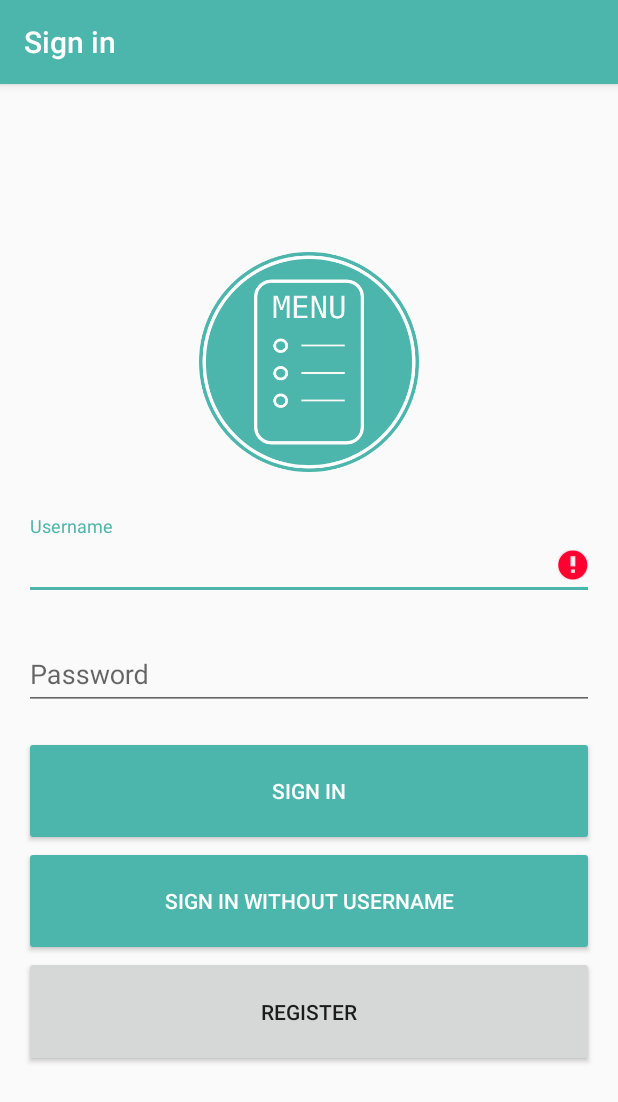
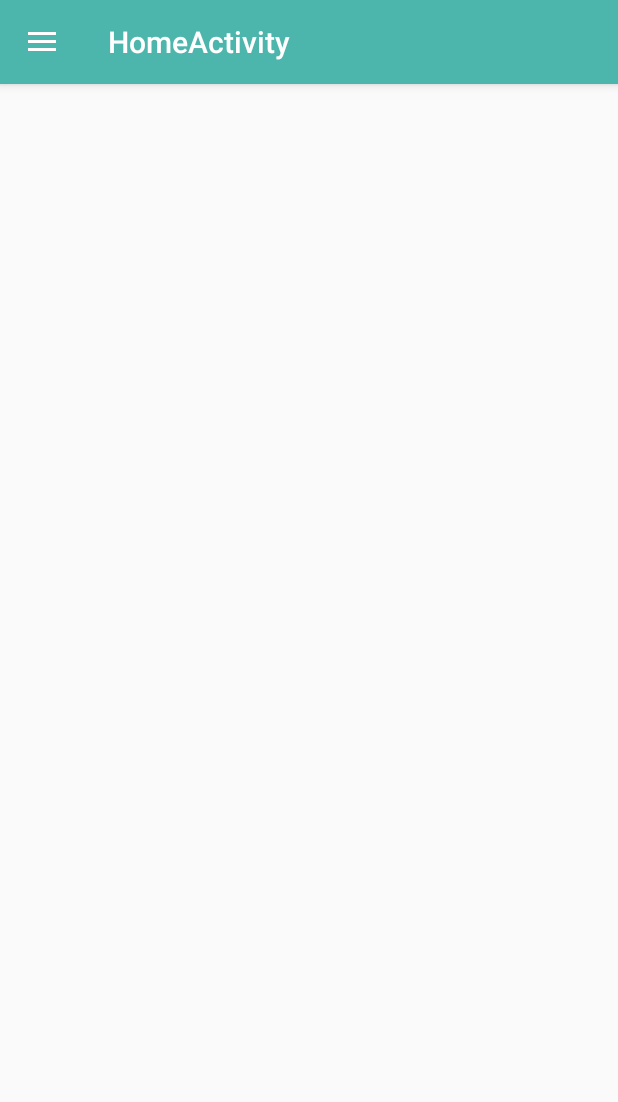
Before and after one commit to MenuFinder/AndroidClient, an Android app: the LoginActivity screen opened directly, with no data from a screen before it, after a tap on "SIGN IN WITHOUT USERNAME", on a phone screen of 412 x 824 dp. Shown: the top 1102 px of the screen. Run offline under Robolectric (Android 15) with nearby library versions, the phone set to English and light mode, and no system bars; 1 other tap on this screen came first.

Commit message:
Added HomeActivity

```diff
--- /dev/null
+++ b/app/src/main/java/cat/udl/menufinder/activities/HomeActivity.java
@@ -0,0 +1,61 @@
+package cat.udl.menufinder.activities;
+
+import android.content.Intent;
+import android.os.Bundle;
+import android.support.design.widget.NavigationView;
+import android.support.v4.view.GravityCompat;
+import android.support.v4.widget.DrawerLayout;
+import android.support.v7.app.ActionBarDrawerToggle;
+import android.support.v7.widget.Toolbar;
+import android.view.MenuItem;
+
+import cat.udl.menufinder.R;
+import cat.udl.menufinder.application.MasterActivity;
+
+public class HomeActivity extends MasterActivity
+        implements NavigationView.OnNavigationItemSelectedListener {
+
+    @Override
+    protected void onCreate(Bundle savedInstanceState) {
+        super.onCreate(savedInstanceState);
+        setContentView(R.layout.activity_home);
+        Toolbar toolbar = (Toolbar) findViewById(R.id.toolbar);
+        setSupportActionBar(toolbar);
+
+        DrawerLayout drawer = (DrawerLayout) findViewById(R.id.drawer_layout);
+        ActionBarDrawerToggle toggle = new ActionBarDrawerToggle(
+                this, drawer, toolbar, R.string.navigation_drawer_open, R.string.navigation_drawer_close);
+        drawer.addDrawerListener(toggle);
+        toggle.syncState();
+
+        NavigationView navigationView = (NavigationView) findViewById(R.id.nav_view);
+        navigationView.setNavigationItemSelectedListener(this);
+    }
+
+    @Override
+    public void onBackPressed() {
+        DrawerLayout drawer = (DrawerLayout) findViewById(R.id.drawer_layout);
+        if (drawer.isDrawerOpen(GravityCompat.START)) {
+            drawer.closeDrawer(GravityCompat.START);
+        } else {
+            super.onBackPressed();
+        }
+    }
+
+    @SuppressWarnings("StatementWithEmptyBody")
+    @Override
+    public boolean onNavigationItemSelected(MenuItem item) {
+        navigate(item.getItemId());
+        DrawerLayout drawer = (DrawerLayout) findViewById(R.id.drawer_layout);
+        drawer.closeDrawer(GravityCompat.START);
+        return true;
+    }
+
+    private void navigate(int id) {
+        int itemId = R.id.content;
+        if (id == R.id.login) {
+            startActivity(new Intent(HomeActivity.this, LoginActivity.class));
+            finish();
+        }
+    }
+}
--- /dev/null
+++ b/app/src/main/res/layout/activity_home.xml
@@ -0,0 +1,25 @@
+<?xml version="1.0" encoding="utf-8"?>
+<android.support.v4.widget.DrawerLayout xmlns:android="http://schemas.android.com/apk/res/android"
+    xmlns:app="http://schemas.android.com/apk/res-auto"
+    xmlns:tools="http://schemas.android.com/tools"
+    android:id="@+id/drawer_layout"
+    android:layout_width="match_parent"
+    android:layout_height="match_parent"
+    android:fitsSystemWindows="true"
+    tools:openDrawer="start">
+
+    <include
+        layout="@layout/app_bar_home"
+        android:layout_width="match_parent"
+        android:layout_height="match_parent" />
+
+    <android.support.design.widget.NavigationView
+        android:id="@+id/nav_view"
+        android:layout_width="wrap_content"
+        android:layout_height="match_parent"
+        android:layout_gravity="start"
+        android:fitsSystemWindows="true"
+        app:headerLayout="@layout/nav_header_home"
+        app:menu="@menu/activity_home_drawer" />
+
+</android.support.v4.widget.DrawerLayout>
--- /dev/null
+++ b/app/src/main/res/layout/app_bar_home.xml
@@ -0,0 +1,26 @@
+<?xml version="1.0" encoding="utf-8"?>
+<android.support.design.widget.CoordinatorLayout xmlns:android="http://schemas.android.com/apk/res/android"
+    xmlns:app="http://schemas.android.com/apk/res-auto"
+    xmlns:tools="http://schemas.android.com/tools"
+    android:layout_width="match_parent"
+    android:layout_height="match_parent"
+    android:fitsSystemWindows="true"
+    tools:context="cat.udl.menufinder.activities.HomeActivity">
+
+    <android.support.design.widget.AppBarLayout
+        android:layout_width="match_parent"
+        android:layout_height="wrap_content"
+        android:theme="@style/AppTheme.AppBarOverlay">
+
+        <android.support.v7.widget.Toolbar
+            android:id="@+id/toolbar"
+            android:layout_width="match_parent"
+            android:layout_height="?attr/actionBarSize"
+            android:background="?attr/colorPrimary"
+            app:popupTheme="@style/AppTheme.PopupOverlay" />
+
+    </android.support.design.widget.AppBarLayout>
+
+    <include layout="@layout/content_home" />
+
+</android.support.design.widget.CoordinatorLayout>
--- /dev/null
+++ b/app/src/main/res/layout/content_home.xml
@@ -0,0 +1,16 @@
+<?xml version="1.0" encoding="utf-8"?>
+<FrameLayout xmlns:android="http://schemas.android.com/apk/res/android"
+    xmlns:app="http://schemas.android.com/apk/res-auto"
+    xmlns:tools="http://schemas.android.com/tools"
+    android:id="@+id/content"
+    android:layout_width="match_parent"
+    android:layout_height="match_parent"
+    android:paddingBottom="@dimen/activity_vertical_margin"
+    android:paddingLeft="@dimen/activity_horizontal_margin"
+    android:paddingRight="@dimen/activity_horizontal_margin"
+    android:paddingTop="@dimen/activity_vertical_margin"
+    app:layout_behavior="@string/appbar_scrolling_view_behavior"
+    tools:context="cat.udl.menufinder.activities.HomeActivity"
+    tools:showIn="@layout/app_bar_home">
+
+</FrameLayout>
--- /dev/null
+++ b/app/src/main/res/menu/activity_home_drawer.xml
@@ -0,0 +1,33 @@
+<?xml version="1.0" encoding="utf-8"?>
+<menu xmlns:android="http://schemas.android.com/apk/res/android">
+
+    <group android:checkableBehavior="single">
+        <item
+            android:id="@+id/option_1"
+            android:checked="true"
+            android:icon="@android:drawable/ic_delete"
+            android:title="Option 1" />
+        <item
+            android:id="@+id/option_2"
+            android:icon="@android:drawable/ic_delete"
+            android:title="Option 2" />
+        <item
+            android:id="@+id/option_3"
+            android:icon="@android:drawable/ic_delete"
+            android:title="Option 3" />
+    </group>
+
+    <item android:title="Login?">
+        <menu>
+            <item
+                android:id="@+id/login"
+                android:icon="@android:drawable/ic_delete"
+                android:title="Login" />
+            <item
+                android:id="@+id/register"
+                android:icon="@android:drawable/ic_delete"
+                android:title="Register" />
+        </menu>
+    </item>
+
+</menu>
--- /dev/null
+++ b/app/src/main/res/values-v21/styles.xml
@@ -0,0 +1,10 @@
+<resources>
+
+    <style name="AppTheme.NoActionBar">
+        <item name="windowActionBar">false</item>
+        <item name="windowNoTitle">true</item>
+        <item name="android:windowDrawsSystemBarBackgrounds">true</item>
+        <item name="android:statusBarColor">@android:color/transparent</item>
+        <item name="android:windowContentTransitions">true</item>
+    </style>
+</resources>
--- a/app/src/main/res/values/dimens.xml
+++ b/app/src/main/res/values/dimens.xml
@@ -2,4 +2,8 @@
     <!-- Default screen margins, per the Android Design guidelines. -->
     <dimen name="activity_horizontal_margin">16dp</dimen>
     <dimen name="activity_vertical_margin">16dp</dimen>
+    <!-- Default screen margins, per the Android Design guidelines. -->
+    <dimen name="nav_header_vertical_spacing">16dp</dimen>
+    <dimen name="nav_header_height">160dp</dimen>
+    <dimen name="fab_margin">16dp</dimen>
 </resources>
--- a/app/src/main/res/values/strings.xml
+++ b/app/src/main/res/values/strings.xml
@@ -13,5 +13,10 @@
     <string name="error_field_required">This field is required</string>
     <string name="error_invalid_password">The password is too short</string>
     <string name="action_sign_in_without_username">Sign in without username</string>
+    <string name="title_activity_home">HomeActivity</string>
+
+    <string name="navigation_drawer_open">Open navigation drawer</string>
+    <string name="navigation_drawer_close">Close navigation drawer</string>
+
     <string name="shared_logo">logo</string>
 </resources>
--- a/app/src/main/res/values/styles.xml
+++ b/app/src/main/res/values/styles.xml
@@ -8,4 +8,13 @@
         <item name="colorAccent">@color/colorAccent</item>
     </style>
 
+    <style name="AppTheme.NoActionBar">
+        <item name="windowActionBar">false</item>
+        <item name="windowNoTitle">true</item>
+    </style>
+
+    <style name="AppTheme.AppBarOverlay" parent="ThemeOverlay.AppCompat.Dark.ActionBar" />
+
+    <style name="AppTheme.PopupOverlay" parent="ThemeOverlay.AppCompat.Light" />
+
 </resources>
```
Also changed, not shown: app/src/main/AndroidManifest.xml (+9 -0 lines), app/src/main/res/drawable/side_nav_bar.xml (added, +9 -0 lines), app/src/main/res/layout/nav_header_home.xml (added, +35 -0 lines).
